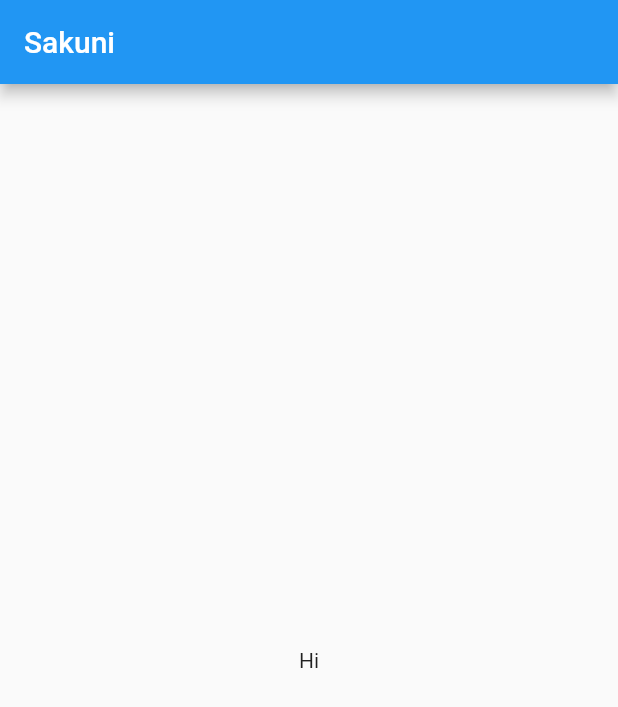
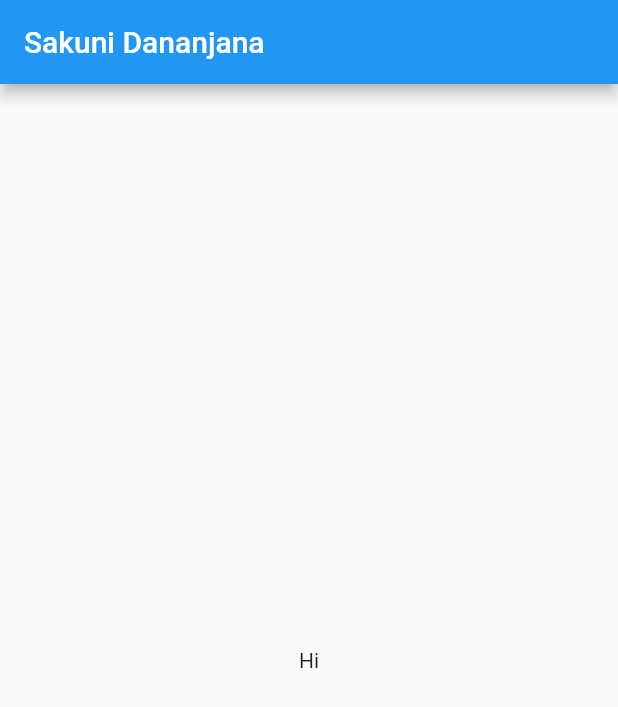
Before and after one commit to sakuni2000/flutter_MAD_TASK, a Flutter app: the screen it shows after launch, on a phone screen of 412 x 824 dp. Shown: the top 707 px of the screen. Run offline on Flutter 3.47's test engine with Material 2 defaults, Android fonts, the phone set to English and light mode, and no system bars.

Commit message:
change my name

```diff
--- a/lib/pages/home_page.dart
+++ b/lib/pages/home_page.dart
@@ -6,7 +6,7 @@ class HomePage extends StatelessWidget {
   @override
   Widget build(BuildContext context) {
     return Scaffold(
-        appBar: AppBar(title: const Text("Sakuni"), elevation: 4),
+        appBar: AppBar(title: const Text("Sakuni Dananjana"), elevation: 4),
         body: const Center(
           child: Text("Hi"),
         ));
```
